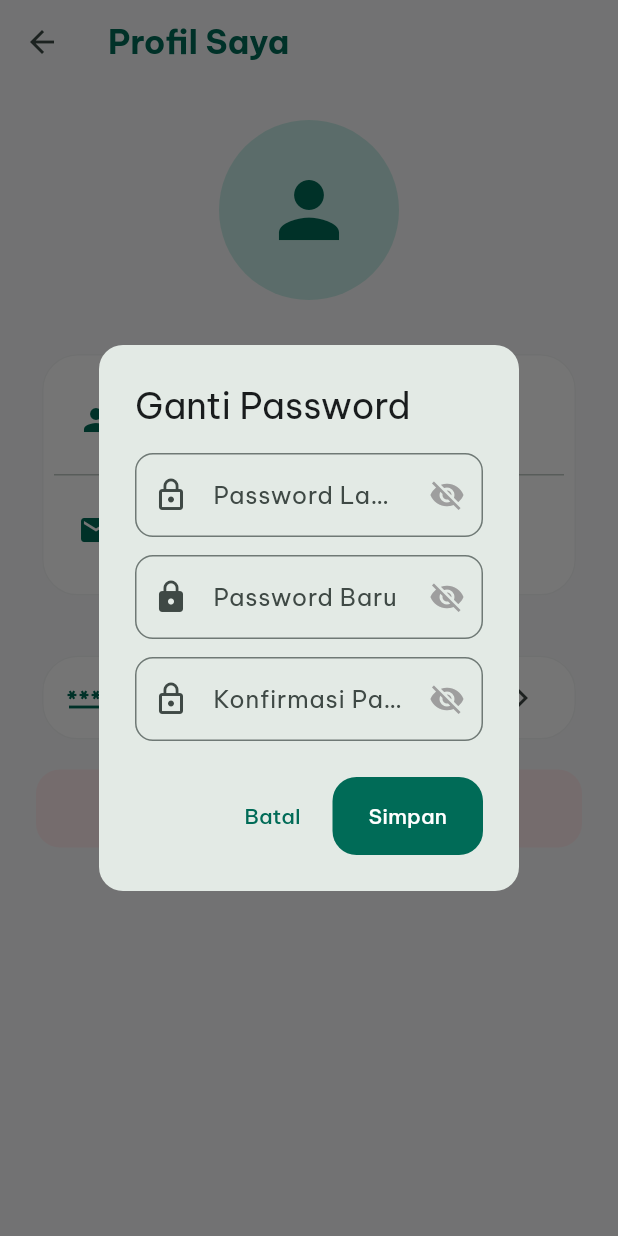
After one commit to dhyzxx/vetcare, a Flutter app: the ProfileScreen screen opened directly, after a tap on "Ganti Password", on a phone screen of 412 x 824 dp. The commit adds this screen. Run offline on Flutter 3.47's test engine with Material 3 defaults, Android fonts, the phone set to English and light mode, and no system bars; our stand-ins replace flutter_local_notifications, flutter_map, flutter_riverpod, geolocator, google_fonts, image_picker and 4 more; accounts and stored records are empty.

Commit message:
Tambah fitur Ganti Password di halaman Profil

```diff
--- /dev/null
+++ b/lib/presentation/screens/profile/change_password_dialog.dart
@@ -0,0 +1,159 @@
+import 'package:flutter/material.dart';
+import 'package:flutter_riverpod/flutter_riverpod.dart';
+import '../../providers/auth_provider.dart';
+import '../../providers/profile_provider.dart';
+import '../../../core/theme/app_theme.dart';
+
+/// Dialog form "Ganti Password" untuk user yang sedang login.
+/// Berbeda dari fitur "Lupa Password" di halaman login (yang tidak butuh
+/// password lama), di sini user wajib memasukkan password lama dulu
+/// sebagai verifikasi sebelum boleh mengganti ke password baru.
+class ChangePasswordDialog extends ConsumerStatefulWidget {
+  const ChangePasswordDialog({super.key});
+
+  @override
+  ConsumerState<ChangePasswordDialog> createState() => _ChangePasswordDialogState();
+}
+
+class _ChangePasswordDialogState extends ConsumerState<ChangePasswordDialog> {
+  final _formKey = GlobalKey<FormState>();
+  final _currentPasswordController = TextEditingController();
+  final _newPasswordController = TextEditingController();
+  final _confirmPasswordController = TextEditingController();
+
+  bool _obscureCurrent = true;
+  bool _obscureNew = true;
+  bool _obscureConfirm = true;
+
+  @override
+  void dispose() {
+    _currentPasswordController.dispose();
+    _newPasswordController.dispose();
+    _confirmPasswordController.dispose();
+    super.dispose();
+  }
+
+  Future<void> _submit() async {
+    FocusScope.of(context).unfocus();
+    if (!_formKey.currentState!.validate()) return;
+
+    final userId = ref.read(authStateProvider).value?.id;
+    if (userId == null) return;
+
+    await ref.read(changePasswordStateProvider.notifier).changePassword(
+          userId: userId,
+          currentPassword: _currentPasswordController.text.trim(),
+          newPassword: _newPasswordController.text.trim(),
+        );
+
+    if (!mounted) return;
+    final state = ref.read(changePasswordStateProvider);
+    if (!state.hasError) {
+      Navigator.of(context).pop();
+      ScaffoldMessenger.of(context).showSnackBar(
+        const SnackBar(
+          content: Text('Password berhasil diganti.'),
+          backgroundColor: AppTheme.primary,
+          behavior: SnackBarBehavior.floating,
+        ),
+      );
+    }
+  }
+
+  @override
+  Widget build(BuildContext context) {
+    final state = ref.watch(changePasswordStateProvider);
+
+    ref.listen<AsyncValue>(changePasswordStateProvider, (_, next) {
+      if (next.hasError) {
+        final cleanErrorMessage = next.error.toString().replaceAll('Exception: ', '');
+        ScaffoldMessenger.of(context).showSnackBar(
+          SnackBar(
+            content: Text(cleanErrorMessage, style: const TextStyle(color: Colors.white)),
+            backgroundColor: Colors.red.shade600,
+            behavior: SnackBarBehavior.floating,
+          ),
+        );
+      }
+    });
+
+    return AlertDialog(
+      shape: RoundedRectangleBorder(borderRadius: BorderRadius.circular(16)),
+      title: const Text('Ganti Password'),
+      content: Form(
+        key: _formKey,
+        child: SingleChildScrollView(
+          child: Column(
+            mainAxisSize: MainAxisSize.min,
+            crossAxisAlignment: CrossAxisAlignment.stretch,
+            children: [
+              TextFormField(
+                controller: _currentPasswordController,
+                enabled: !state.isLoading,
+                obscureText: _obscureCurrent,
+                decoration: InputDecoration(
+                  labelText: 'Password Lama',
+                  prefixIcon: const Icon(Icons.lock_outline),
+                  suffixIcon: IconButton(
+                    icon: Icon(_obscureCurrent ? Icons.visibility_off : Icons.visibility, color: Colors.grey),
+                    onPressed: state.isLoading ? null : () => setState(() => _obscureCurrent = !_obscureCurrent),
+                  ),
+                  border: OutlineInputBorder(borderRadius: BorderRadius.circular(12)),
+                ),
+                validator: (v) => v!.isEmpty ? 'Wajib diisi' : null,
+              ),
+              const SizedBox(height: 12),
+              TextFormField(
+                controller: _newPasswordController,
+                enabled: !state.isLoading,
+                obscureText: _obscureNew,
+                decoration: InputDecoration(
+                  labelText: 'Password Baru',
+                  prefixIcon: const Icon(Icons.lock),
+                  suffixIcon: IconButton(
+                    icon: Icon(_obscureNew ? Icons.visibility_off : Icons.visibility, color: Colors.grey),
+                    onPressed: state.isLoading ? null : () => setState(() => _obscureNew = !_obscureNew),
+                  ),
+                  border: OutlineInputBorder(borderRadius: BorderRadius.circular(12)),
+                ),
+                validator: (v) => v!.length < 6 ? 'Min. 6 karakter' : null,
+              ),
+              const SizedBox(height: 12),
+              TextFormField(
+                controller: _confirmPasswordController,
+                enabled: !state.isLoading,
+                obscureText: _obscureConfirm,
+                decoration: InputDecoration(
+                  labelText: 'Konfirmasi Password Baru',
+                  prefixIcon: const Icon(Icons.lock_outline),
+                  suffixIcon: IconButton(
+                    icon: Icon(_obscureConfirm ? Icons.visibility_off : Icons.visibility, color: Colors.grey),
+                    onPressed: state.isLoading ? null : () => setState(() => _obscureConfirm = !_obscureConfirm),
+                  ),
+                  border: OutlineInputBorder(borderRadius: BorderRadius.circular(12)),
+                ),
+                validator: (v) => v != _newPasswordController.text ? 'Password tidak cocok' : null,
+              ),
+            ],
+          ),
+        ),
+      ),
+      actions: [
+        TextButton(
+          onPressed: state.isLoading ? null : () => Navigator.of(context).pop(),
+          child: const Text('Batal'),
+        ),
+        ElevatedButton(
+          onPressed: state.isLoading ? null : _submit,
+          child: state.isLoading
+              ? const SizedBox(
+                  height: 18,
+                  width: 18,
+                  child: CircularProgressIndicator(strokeWidth: 2, color: Colors.white),
+                )
+              : const Text('Simpan'),
+        ),
+      ],
+    );
+  }
+}
--- a/lib/presentation/screens/profile/profile_screen.dart
+++ b/lib/presentation/screens/profile/profile_screen.dart
@@ -4,6 +4,7 @@ import 'package:flutter_riverpod/flutter_riverpod.dart';
 import '../../providers/auth_provider.dart';
 import '../../providers/profile_provider.dart';
 import '../../../core/theme/app_theme.dart';
+import 'change_password_dialog.dart';
 
 class ProfileScreen extends ConsumerWidget {
   const ProfileScreen({super.key});
@@ -42,6 +43,18 @@ class ProfileScreen extends ConsumerWidget {
               ),
             ),
             const SizedBox(height: 32),
+            Card(
+              child: ListTile(
+                leading: const Icon(Icons.password, color: AppTheme.primary),
+                title: const Text('Ganti Password'),
+                trailing: const Icon(Icons.chevron_right),
+                onTap: () => showDialog(
+                  context: context,
+                  builder: (_) => const ChangePasswordDialog(),
+                ),
+              ),
+            ),
+            const SizedBox(height: 16),
             ElevatedButton.icon(
               onPressed: () => ref.read(authStateProvider.notifier).signOut(),
               style: ElevatedButton.styleFrom(backgroundColor: Colors.red[50], foregroundColor: Colors.red),
```
Also changed, not shown: lib/presentation/providers/profile_provider.dart (+50 -0 lines).
